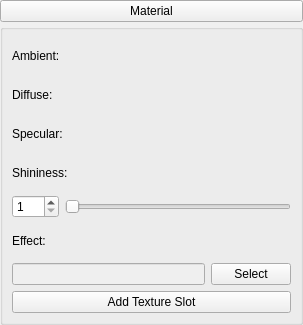
First picture: the form in v2.5/GEAR Studio/MaterialPropertiesTab.ui, repository andyreimann/gear, before the edit.
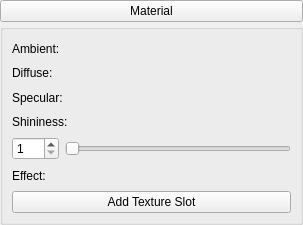
Second picture: the form after the edit.

Commit message: * [GEAR Studio] extracted a generic file selector ui and class being reused in the ui to unify the file selection process and logic

```diff
--- a/v2.5/GEAR Studio/MaterialPropertiesTab.ui
+++ b/v2.5/GEAR Studio/MaterialPropertiesTab.ui
@@ -7,7 +7,7 @@
     <x>0</x>
     <y>0</y>
     <width>303</width>
-    <height>325</height>
+    <height>225</height>
    </rect>
   </property>
   <property name="sizePolicy">
@@ -128,22 +128,7 @@
          </widget>
         </item>
         <item>
-         <layout class="QHBoxLayout" name="horizontalLayout_5" stretch="1,0">
-          <item>
-           <widget class="QLineEdit" name="effectPath">
-            <property name="enabled">
-             <bool>false</bool>
-            </property>
-           </widget>
-          </item>
-          <item>
-           <widget class="QPushButton" name="effectSelect">
-            <property name="text">
-             <string>Select</string>
-            </property>
-           </widget>
-          </item>
-         </layout>
+         <layout class="QHBoxLayout" name="effectFileRoot" stretch=""/>
         </item>
         <item>
          <layout class="QVBoxLayout" name="textureSelectorRoot"/>
```
Left out of the diff: 6 changed lines with no effect on the pictures. The commit also changes 7 other files.
